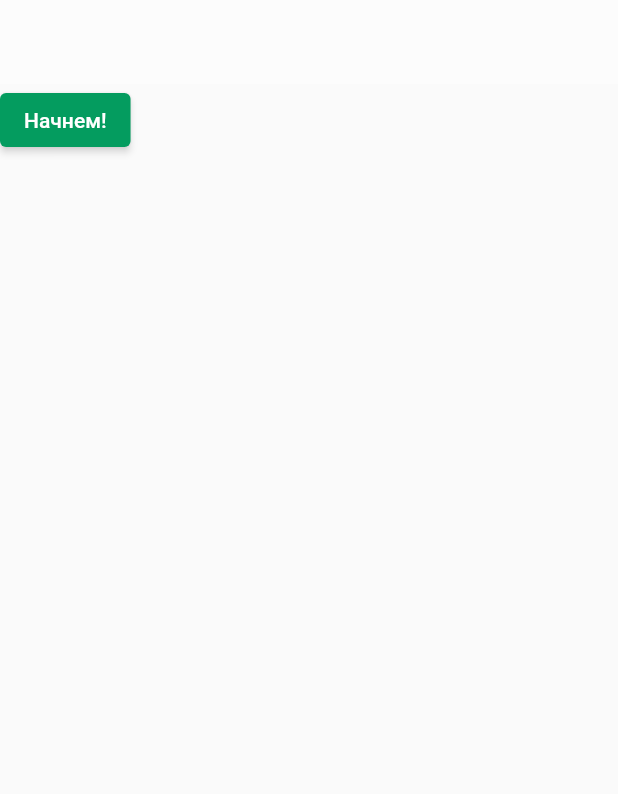
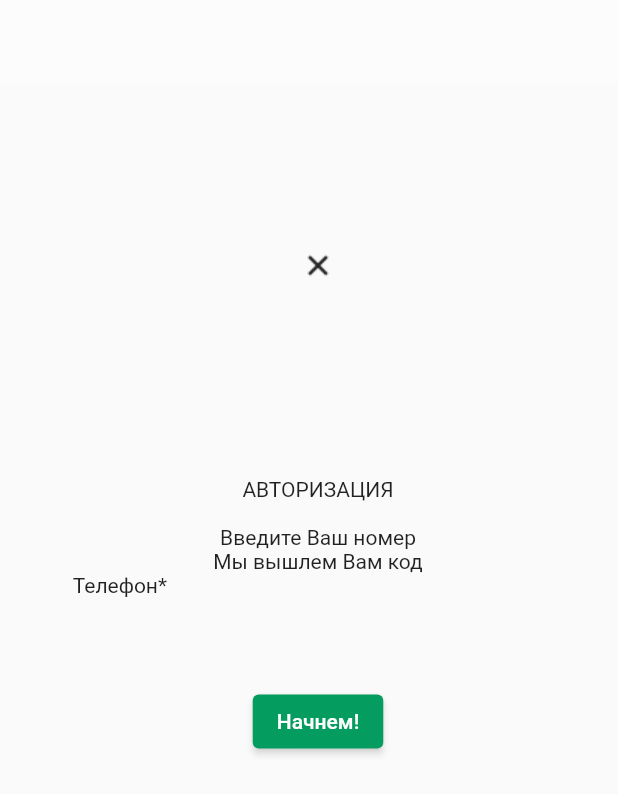
Before and after one commit to Tashakashkina/auth_feature, a Flutter app: the screen it shows after launch, on a phone screen of 412 x 824 dp. Shown: the top 794 px of the screen. Run offline on Flutter 3.47's test engine with Material 2 defaults, Android fonts, the phone set to English and light mode, and no system bars; our stand-ins replace bloc, go_router.

Commit message:
created initial UI and keys (entering_phone_page)

```diff
--- a/lib/feature/presentation/pages/entering_phone_page.dart
+++ b/lib/feature/presentation/pages/entering_phone_page.dart
@@ -1,25 +1,69 @@
 import 'package:auth_feature/feature/presentation/utils/styles.dart';
 import 'package:flutter/material.dart';
+import 'package:flutter/services.dart';
 import 'package:go_router/go_router.dart';
 
-class EnteringPhonePage extends StatelessWidget {
+class EnteringPhonePage extends StatefulWidget {
+  static const Key phoneInputKey = Key('EnteringPhonePage_phoneInputKey');
+  static const Key letsStartButtonKey =
+      Key('EnteringPhonePage_letsStartButtonKey');
   const EnteringPhonePage({super.key});
 
   @override
+  State<EnteringPhonePage> createState() => _EnteringPhonePageState();
+}
+
+class _EnteringPhonePageState extends State<EnteringPhonePage> {
+  @override
   Widget build(BuildContext context) {
     return Scaffold(
+        resizeToAvoidBottomInset: false,
         appBar: AppBar(
           elevation: 0,
           backgroundColor: const Color.fromRGBO(252, 252, 252, 1),
         ),
         body: SafeArea(
           child: Column(children: <Widget>[
-            ElevatedButton(
-              style: ButtonStyle(
-                  backgroundColor:
-                      MaterialStatePropertyAll(AuthStyles.buttonColor)),
-              onPressed: () => context.go('/otp'),
-              child: Text('Начнем!'),
+            Padding(
+              padding: const EdgeInsets.fromLTRB(22, 0, 10, 0),
+              child: Center(
+                child: Column(
+                  children: [
+                    const SizedBox(
+                      height: 109,
+                    ),
+                    const ImageIcon(
+                      AssetImage('assets/icons/closecancel.png'),
+                    ),
+                    const SizedBox(height: 129),
+                    const Text('АВТОРИЗАЦИЯ'),
+                    const SizedBox(height: 16),
+                    const Text('Введите Ваш номер'),
+                    const Text('Мы вышлем Вам код'),
+                    const Padding(
+                      padding: EdgeInsets.only(right: 264.14),
+                      child: Text(
+                        'Телефон*',
+                      ),
+                    ),
+                    TextField(
+                      keyboardType: TextInputType.number,
+                      decoration: InputDecoration(
+                        border: OutlineInputBorder(
+                            borderSide: BorderSide.none,
+                            borderRadius: BorderRadius.circular(50)),
+                      ),
+                    ),
+                    ElevatedButton(
+                      style: ButtonStyle(
+                          backgroundColor:
+                              MaterialStatePropertyAll(AuthStyles.buttonColor)),
+                      onPressed: () => context.go('/otp'),
+                      child: const Text('Начнем!'),
+                    ),
+                  ],
+                ),
+              ),
             ),
           ]),
         ));
```
